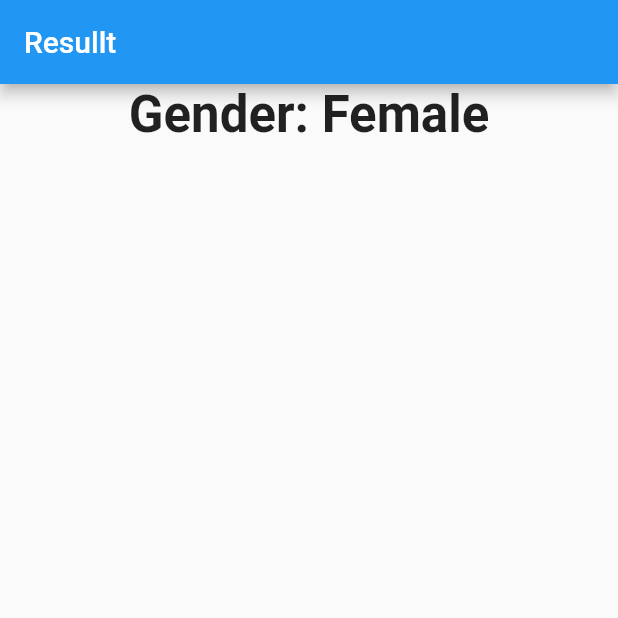
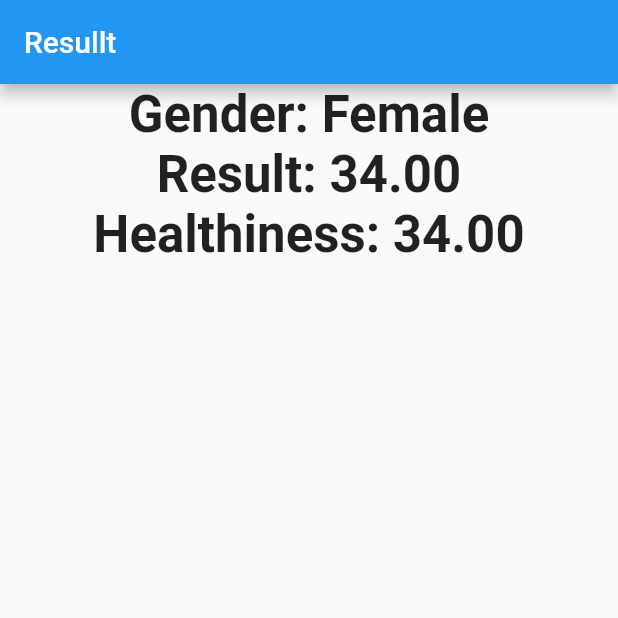
Before and after one commit to HowkMii/body-mass-index-calculator, a Flutter app: the screen it shows after launch, on a phone screen of 412 x 824 dp, the top half of it. Run offline on Flutter 3.47's test engine with Material 2 defaults, Android fonts, the phone set to English and light mode, and no system bars.

Commit message:
Healthiness

```diff
--- a/lib/result.dart
+++ b/lib/result.dart
@@ -9,6 +9,14 @@ class Result extends StatelessWidget {
   final double result;
   final bool isMale;
   final int age;
+  String get resultPhrase{
+    String resultText ='';
+    if (result>=30) resultText ="Obse";
+    else if (result>25 && result <30) resultText ="OverWeight";
+    else if (result>=18.5 && result <=24.9 ) resultText ="Normal";
+    else  resultText ="Thin";
+    return resultText;
+  }
   @override
   Widget build(BuildContext context) {
     return Scaffold(
@@ -20,6 +28,9 @@ class Result extends StatelessWidget {
           child: Column(
             children: [
               Text('Gender: ${isMale?'Male':'Female'}',style: TextStyle(fontSize: 34,fontWeight: FontWeight.bold),),
+              Text('Result: ${result.toStringAsFixed(2)}',style: TextStyle(fontSize: 34,fontWeight: FontWeight.bold),),
+              Text('Healthiness: ${result.toStringAsFixed(2)}',style: TextStyle(fontSize: 34,fontWeight: FontWeight.bold),),
+
             ],
           ),
         ),),
```
